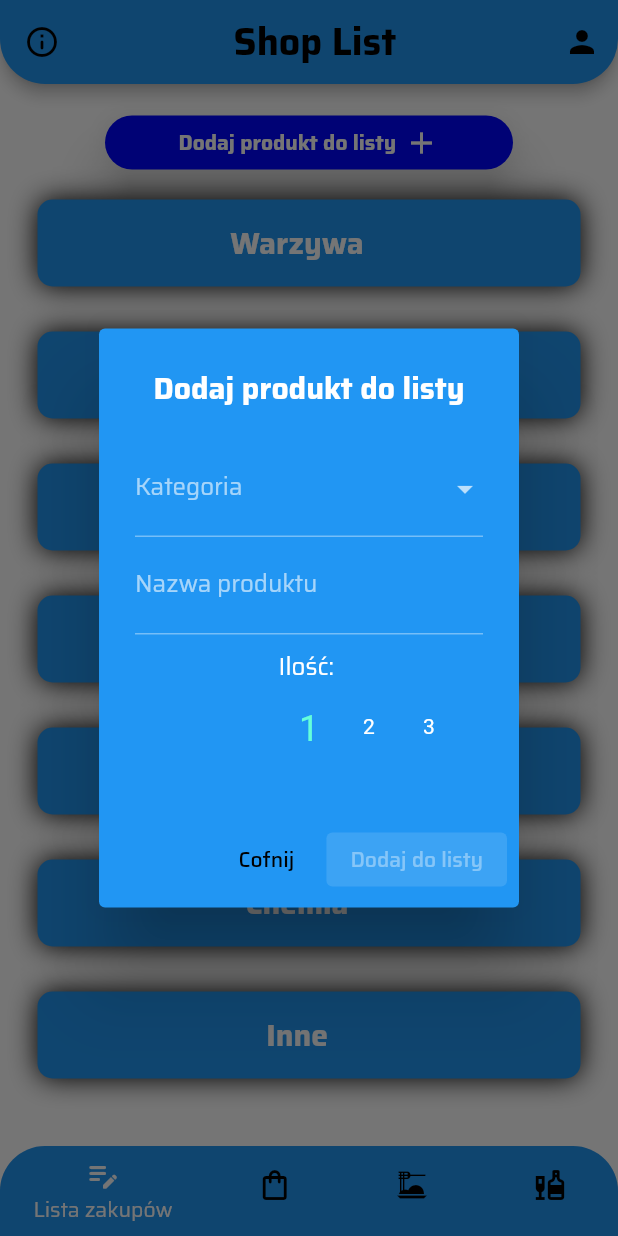
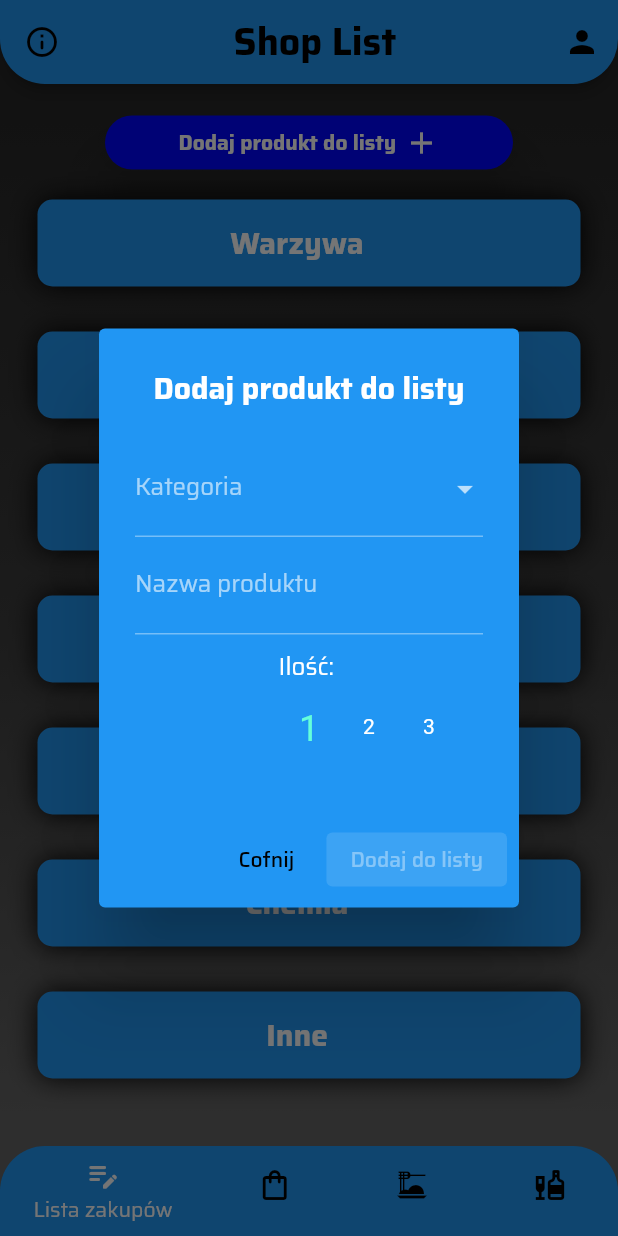
Before and after one commit to sebastiangirsza/ShopListApp, a Flutter app: the screen it shows once a user with an empty profile is signed in, after a tap on "Dodaj produkt do listy", on a phone screen of 412 x 824 dp. Run offline on Flutter 3.47's test engine with Material 2 defaults, Android fonts, the phone set to English and light mode, and no system bars; drawn by our look-alikes of numberpicker; our stand-ins replace bloc, cloud_firestore, firebase_auth, firebase_core, flutter_bloc, google_fonts; accounts and stored records are empty; network calls fail.

Commit message:
Add Dismissible in StoragePage and gradient background

```diff
--- a/lib/app/home/home_page.dart
+++ b/lib/app/home/home_page.dart
@@ -25,7 +25,22 @@ class _HomePageState extends State<HomePage> {
       create: (context) => AuthCubit(FirebaseAuthRespository())..start(),
       child: BlocBuilder<AuthCubit, AuthState>(
         builder: (context, state) {
-          return Scaffold(
+          return Container(
+            decoration: const BoxDecoration(
+              gradient: LinearGradient(
+                begin: Alignment.topCenter,
+                end: Alignment.bottomCenter,
+                stops: [0.1, 0.5, 0.7, 0.9],
+                colors: [
+                  Color.fromARGB(255, 40, 40, 40),
+                  Color.fromARGB(255, 60, 60, 60),
+                  Color.fromARGB(255, 80, 80, 80),
+                  Color.fromARGB(255, 100, 100, 100),
+                ],
+              ),
+            ),
+            child: Scaffold(
+              backgroundColor: Colors.transparent,
               appBar: AppBar(
                 shape: const RoundedRectangleBorder(
                   borderRadius: BorderRadius.vertical(
@@ -120,6 +135,7 @@ class _HomePageState extends State<HomePage> {
                   ],
                 ),
               ),
+            ),
           );
         },
       ),
--- a/lib/app/home/pages/shop_list/shop_list.dart
+++ b/lib/app/home/pages/shop_list/shop_list.dart
@@ -76,9 +76,11 @@ class _ShopListPageState extends State<ShopListPage> {
                                   (productGroup) {
                                     return DropdownMenuItem<String>(
                                       value: productGroup,
-                                      child: Text(
-                                        style: GoogleFonts.getFont('Saira'),
-                                        productGroup,
+                                      child: Center(
+                                        child: Text(
+                                          style: GoogleFonts.getFont('Saira'),
+                                          productGroup,
+                                        ),
                                       ),
                                     );
                                   },
--- a/lib/app/home/pages/your_products/cubit/your_products_cubit.dart
+++ b/lib/app/home/pages/your_products/cubit/your_products_cubit.dart
@@ -42,8 +42,8 @@ class YourProductsCubit extends Cubit<YourProductsState> {
     } catch (error) {}
   }
 
-  Future<void> delete({required String documentID}) {
-    return _productsRepository.delete(id: documentID);
+  Future<void> deletePurchasedProduct({required String documentID}) {
+    return _productsRepository.deletePurchasedProduct(id: documentID);
   }
 
   @override
--- a/lib/app/my_app.dart
+++ b/lib/app/my_app.dart
@@ -18,7 +18,8 @@ class MyApp extends StatelessWidget {
       theme: ThemeData(
         brightness: Brightness.dark,
         primarySwatch: Colors.blue,
-        scaffoldBackgroundColor: Colors.white,
+        scaffoldBackgroundColor: Colors.transparent,
+        canvasColor: const Color.fromARGB(255, 2, 116, 209),
       ),
       home: const RootPage(),
     );
```
Also changed, not shown: lib/app/home/pages/shop_list/categories/categories_widget.dart (+18 -3 lines), lib/app/home/pages/your_products/pages/storage.dart (+8 -0 lines). Lines whose indentation alone changed are shown as unchanged.
